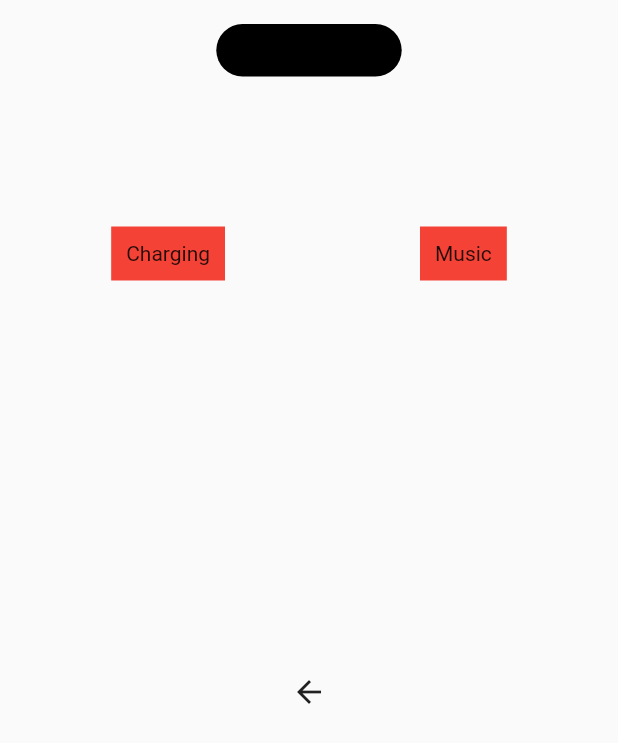
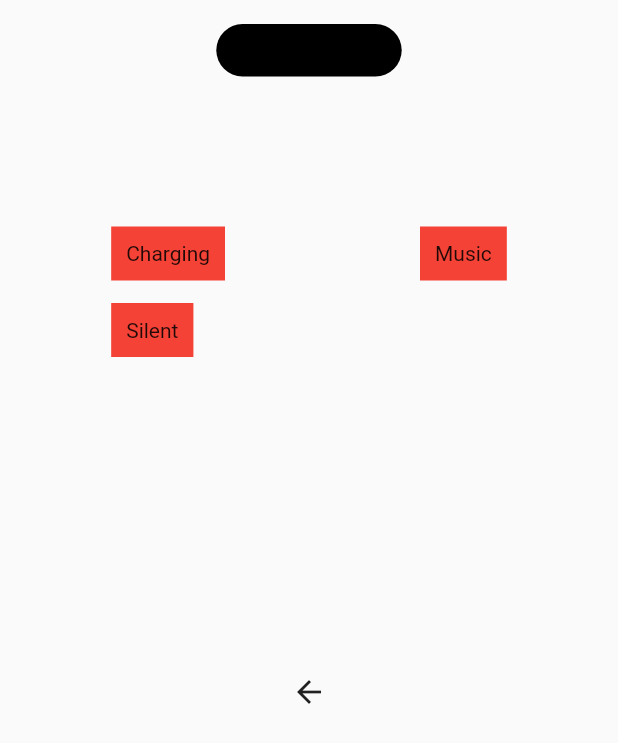
Before and after one commit to HerculesGit/flutter_dynamic_island, a Flutter app: the screen it shows after launch, on a phone screen of 412 x 824 dp. Shown: the top 743 px of the screen. Run offline on Flutter 3.47's test engine with Material 2 defaults, Android fonts, the phone set to English and light mode, and no system bars.

Commit message:
changed silentIslandWidget to use the noExpandedIsland

```diff
--- a/lib/presentation/views/home_view.dart
+++ b/lib/presentation/views/home_view.dart
@@ -4,6 +4,7 @@ import 'package:flutter_dynamic_island/presentation/widgets/music_island_widget.
 import 'package:provider/provider.dart';
 
 import '../controllers/animated_dynamic_island_controller.dart';
+import '../widgets/silent_island_widget.dart';
 
 class HomeView extends StatefulWidget {
   const HomeView({Key? key}) : super(key: key);
@@ -16,7 +17,11 @@ class _HomeViewState extends State<HomeView> {
   @override
   void initState() {
     Provider.of<AnimatedDynamicIsland>(context, listen: false)
-        .loadDynamicIsland([ChargingIslandWidget(), MusicIslandWidget()]);
+        .loadDynamicIsland([
+      ChargingIslandWidget(),
+      MusicIslandWidget(),
+      SilentIslandWidget()
+    ]);
     super.initState();
   }
 
--- a/lib/presentation/widgets/silent_island_widget.dart
+++ b/lib/presentation/widgets/silent_island_widget.dart
@@ -1,16 +1,21 @@
 import 'package:flutter/material.dart';
+import 'package:flutter_dynamic_island/presentation/widgets/factory/island_factory.dart';
+import 'package:flutter_dynamic_island/presentation/widgets/factory/no_expanded_island.dart';
 
 import 'animated_opacity_widget.dart';
 
-class SilentIslandWidget extends StatelessWidget {
-  final double opacity;
-
-  const SilentIslandWidget({Key? key, required this.opacity}) : super(key: key);
+class SilentIslandWidget extends NoExpandedIsland {
+  SilentIslandWidget(
+      {Key? key,
+      super.name = 'Silent',
+      super.normalWidth = 0.6,
+      super.normalHeight = 0.2})
+      : super(key: key);
 
   @override
-  Widget build(BuildContext context) {
-    const redColor = Colors.red;
-
+  Widget buildBody(BuildContext context, Size size) {
+    final double opacity =
+        controller.islandState == IslandState.none ? 0.0 : 1.0;
     return Row(
       children: [
         AnimatedOpacityWidget(
@@ -20,7 +25,7 @@ class SilentIslandWidget extends StatelessWidget {
             margin: const EdgeInsets.only(left: 2.0),
             padding: const EdgeInsets.symmetric(horizontal: 14.0),
             decoration: BoxDecoration(
-                color: redColor, borderRadius: BorderRadius.circular(25.0)),
+                color: Colors.red, borderRadius: BorderRadius.circular(25.0)),
             child: const Icon(
               Icons.notifications_off_rounded,
               color: Colors.white,
@@ -33,7 +38,7 @@ class SilentIslandWidget extends StatelessWidget {
           isRight: true,
           child: const Padding(
             padding: EdgeInsets.only(right: 8.0),
-            child: Text('Silent', style: TextStyle(color: redColor)),
+            child: Text('Silent', style: TextStyle(color: Colors.red)),
           ),
         ),
       ],
```
